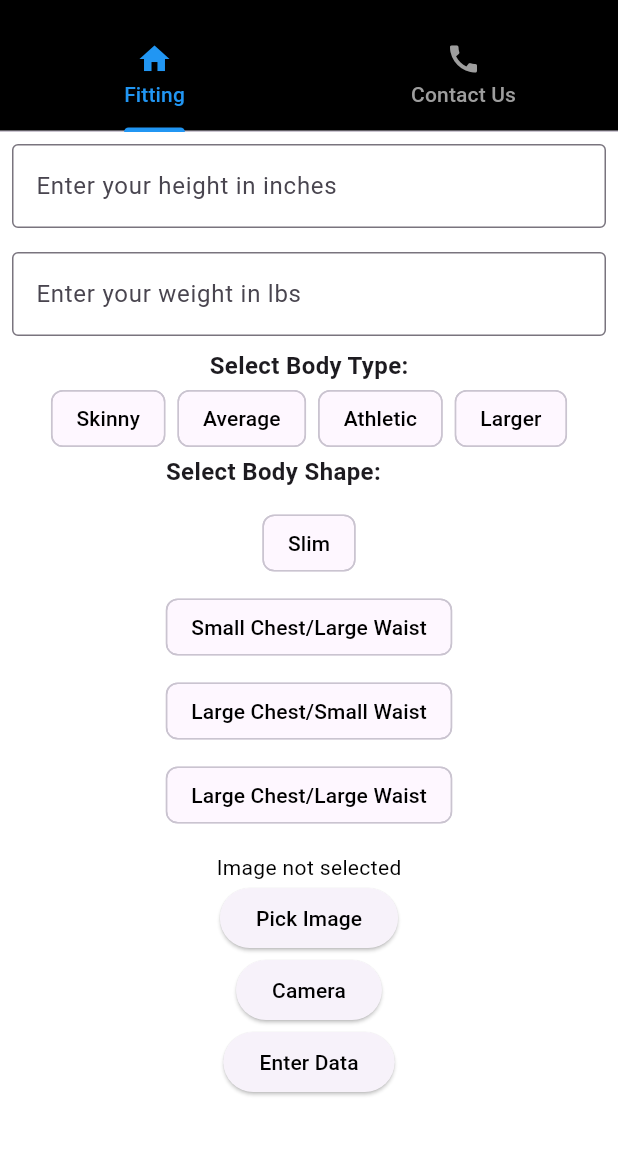
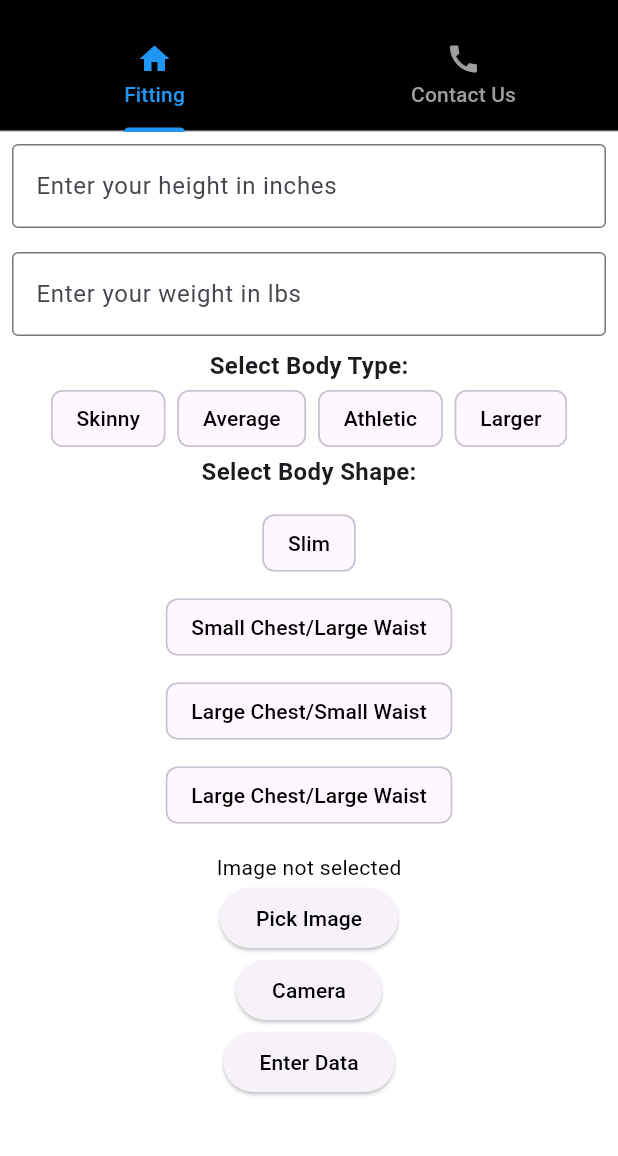
Before and after one commit to CarlosLG5/VirtualFittingRoom, a Flutter app: the screen it shows after launch, on a phone screen of 412 x 824 dp, the part 63-1219 px from its top. Run offline on Flutter 3.47's test engine with Material 3 defaults, Android fonts, the phone set to English and light mode, and no system bars; our stand-ins replace camera, image_picker.

Commit message:
Centered Titles

```diff
--- a/lib/home_screen.dart
+++ b/lib/home_screen.dart
@@ -103,9 +103,12 @@ String _suitSize=""; //store suit size
             padding: const EdgeInsets.symmetric(horizontal: 8.0),
             child: Column(
               children: [
+                Center(
+                child:
                 Text(
                   "Select Body Type:",
                   style: TextStyle(fontSize: 16, fontWeight: FontWeight.bold),
+                ),
                 ),
                 Wrap(
                   spacing: 8,
@@ -131,11 +134,15 @@ Padding(
   child: Column(
     crossAxisAlignment: CrossAxisAlignment.start,
     children: [
-      Text(
+      Center (
+        child: Text(
         "Select Body Shape:",
         style: TextStyle(fontSize: 16, fontWeight: FontWeight.bold),
       ),
+      ),
       SizedBox(height: 8), // optional spacing
+      Center(
+      child:
       Column(
         children: ['Slim',
           'Small Chest/Large Waist',
@@ -155,6 +162,7 @@ Padding(
                   ),
                 ))
             .toList(),
+      ),
       ),
     ],
   ),
```
Also changed, not shown: 4 other files.
